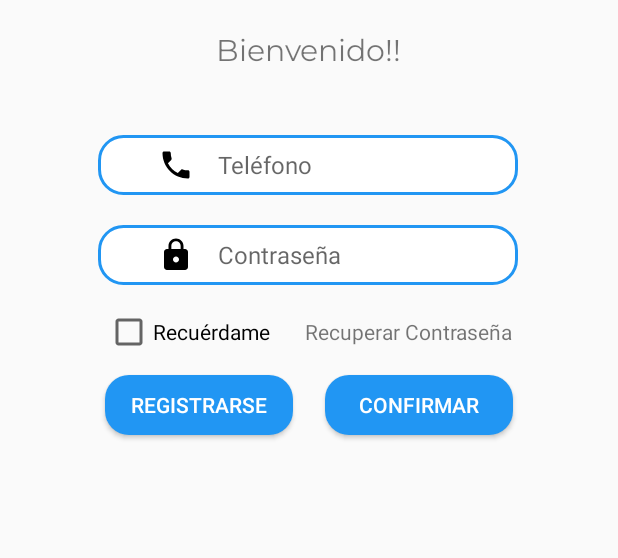
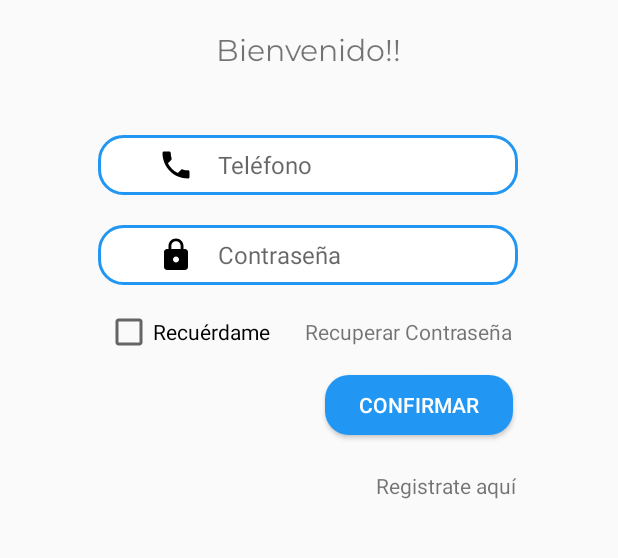
Before and after one commit to ktr19/Spotterly, an Android app: the LoginActivity screen opened directly, with no data from a screen before it, on a phone screen of 412 x 824 dp, the part 517-1075 px from its top. Run offline under Robolectric (Android 15) with nearby library versions, the phone set to English and light mode, and no system bars.

Commit message:
Botones ineccesarios eliminados

```diff
--- a/app/src/main/java/com/example/spotterly/LoginActivity.java
+++ b/app/src/main/java/com/example/spotterly/LoginActivity.java
@@ -27,9 +27,9 @@ public class LoginActivity extends AppCompatActivity {
         EditText txtUsuarioContrasena = findViewById(R.id.txtUsuarioContrasena);
 
         Button btLogin = findViewById(R.id.btLogin);
-        Button btRegistrarse = findViewById(R.id.btRegistrarse);
         CheckBox checkRecuerdame = findViewById(R.id.checkRecuerdame);
         TextView textRecuperarContra = findViewById(R.id.textRecuperarContra);
+        TextView textRegistro= findViewById(R.id.textRegistrarse);
 
         btLogin.setOnClickListener(new View.OnClickListener() {
             @Override
@@ -50,15 +50,6 @@ public class LoginActivity extends AppCompatActivity {
             }
         });
 
-        // Botón de registro
-        btRegistrarse.setOnClickListener(new View.OnClickListener() {
-            @Override
-            public void onClick(View v) {
-                Intent intent = new Intent(LoginActivity.this, RegistroActivity.class);
-                startActivity(intent);
-            }
-        });
-
         // ir a recuperar contraseña
         textRecuperarContra.setOnClickListener(new View.OnClickListener() {
             @Override
@@ -67,5 +58,14 @@ public class LoginActivity extends AppCompatActivity {
                 startActivity(intent);
             }
         });
+
+        // ir a registro
+        textRegistro.setOnClickListener(new View.OnClickListener() {
+            @Override
+            public void onClick(View v) {
+                Intent intent = new Intent(LoginActivity.this, RegistroActivity.class);
+                startActivity(intent);
+            }
+        });
     }
 }
--- a/app/src/main/res/layout/activity_login.xml
+++ b/app/src/main/res/layout/activity_login.xml
@@ -97,18 +97,6 @@
         app:layout_constraintEnd_toEndOf="parent"
         app:layout_constraintTop_toTopOf="@+id/txtUsuarioContrasena" />
 
-    <Button
-        android:id="@+id/btRegistrarse"
-        android:layout_width="125dp"
-        android:layout_height="40dp"
-        android:layout_marginStart="70dp"
-        android:layout_marginTop="100dp"
-        android:background="@drawable/button_azul"
-        android:text="Registrarse"
-        android:textColor="@color/white"
-        app:layout_constraintStart_toStartOf="parent"
-        app:layout_constraintTop_toTopOf="@+id/txtUsuarioContrasena" />
-
     <CheckBox
         android:id="@+id/checkRecuerdame"
         android:layout_width="wrap_content"
@@ -129,5 +117,15 @@
         app:layout_constraintEnd_toEndOf="parent"
         app:layout_constraintTop_toBottomOf="@+id/txtUsuarioContrasena" />
 
+    <TextView
+        android:id="@+id/textRegistrarse"
+        android:layout_width="wrap_content"
+        android:layout_height="wrap_content"
+        android:layout_marginTop="124dp"
+        android:layout_marginEnd="68dp"
+        android:text="Registrate aquí"
+        app:layout_constraintEnd_toEndOf="parent"
+        app:layout_constraintTop_toBottomOf="@+id/txtUsuarioContrasena" />
+
 
 </androidx.constraintlayout.widget.ConstraintLayout>
```
Also changed, not shown: app/src/main/java/com/example/spotterly/RegistroActivity.java (+0 -9 lines), app/src/main/res/layout/activity_registro.xml (+3 -14 lines).
